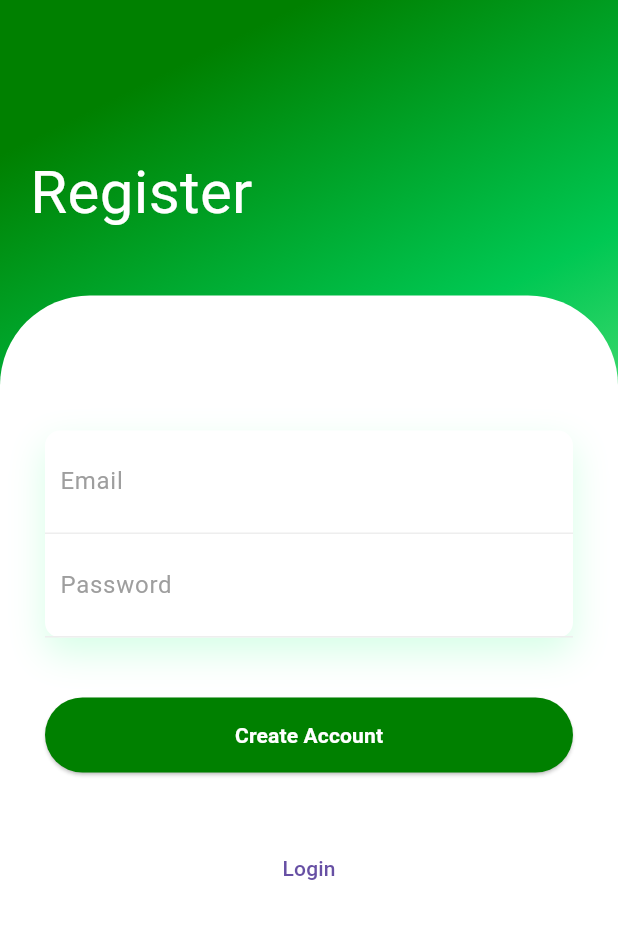
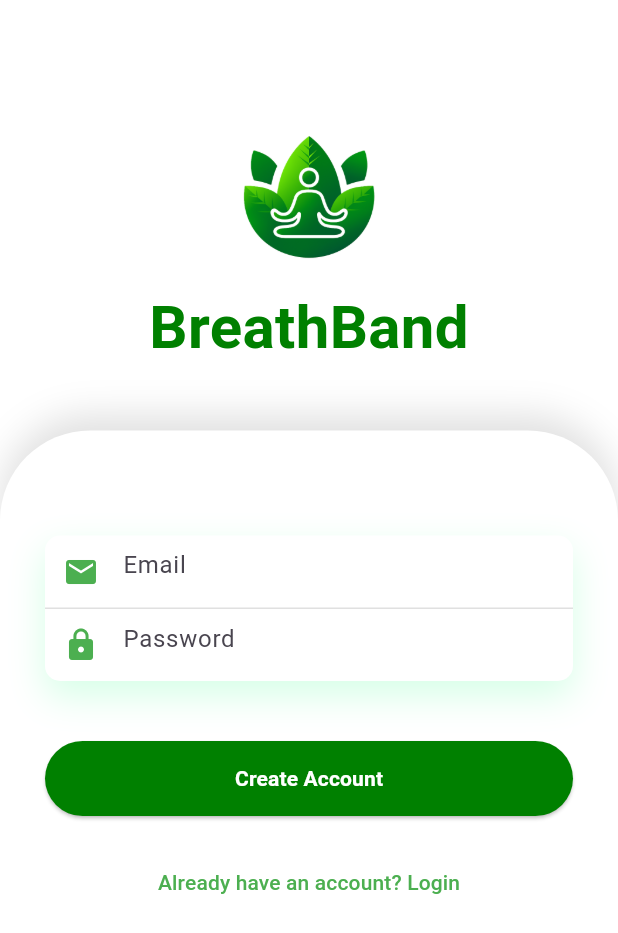
Before and after one commit to wrldottoDev/breathband_project, a Flutter app: the screen it shows after launch, after a tap on "Create account", on a phone screen of 412 x 824 dp. Shown: the top 933 px of the screen. Run offline on Flutter 3.47's test engine with Material 3 defaults, Android fonts, the phone set to English and light mode, and no system bars; our stand-ins replace animate_do, firebase_auth, firebase_core; accounts and stored records are empty; network calls fail.

Commit message:
Flutter login and register more aestethic idk

```diff
--- a/mobile/breathband_app/lib/main.dart
+++ b/mobile/breathband_app/lib/main.dart
@@ -1,5 +1,7 @@
+import 'package:breathband_app/pages/home_page.dart';
 import 'package:breathband_app/pages/login_page.dart';
 import 'package:breathband_app/pages/register_page.dart';
+import 'package:breathband_app/pages/splash_page.dart';
 import 'package:flutter/material.dart';
 import 'package:firebase_core/firebase_core.dart';
 
@@ -19,8 +21,9 @@ class MyApp extends StatelessWidget {
         primarySwatch: Colors.green,
         fontFamily: 'Roboto',
       ),
-      initialRoute: '/login',
+      initialRoute: '/splash',
       routes: {
+        '/splash': (context) => SplashPage(),
         '/login': (context) => LoginPage(),
         '/register': (context) => RegisterPage(),
         '/home': (context) => HomePage(), // Crea esta pantalla después
@@ -28,13 +31,3 @@ class MyApp extends StatelessWidget {
     );
   }
 }
-
-class HomePage extends StatelessWidget {
-  @override
-  Widget build(BuildContext context) {
-    return Scaffold(
-      appBar: AppBar(title: Text("Home")),
-      body: Center(child: Text("Welcome to Home!")),
-    );
-  }
-}
--- a/mobile/breathband_app/lib/pages/login_page.dart
+++ b/mobile/breathband_app/lib/pages/login_page.dart
@@ -1,8 +1,8 @@
-import 'package:breathband_app/pages/register_page.dart';
 import 'package:flutter/material.dart';
 import 'package:firebase_auth/firebase_auth.dart';
 import 'package:animate_do/animate_do.dart';
 import 'package:breathband_app/animated_routes.dart';
+import 'package:breathband_app/pages/register_page.dart';
 
 class LoginPage extends StatefulWidget {
   @override
@@ -34,10 +34,12 @@ class _LoginPageState extends State<LoginPage> {
 
   @override
   Widget build(BuildContext context) {
-
-
-    return Scaffold (
-      body: Container(
+    final bottomInset = MediaQuery.of(context).viewInsets.bottom;
+    return Scaffold(
+      resizeToAvoidBottomInset: true,
+      body: SingleChildScrollView(
+        physics: ClampingScrollPhysics(),
+        child: Container(
           width: double.infinity,
           decoration: BoxDecoration(
             gradient: LinearGradient(
@@ -45,68 +47,52 @@ class _LoginPageState extends State<LoginPage> {
               colors: [
                 const Color.fromARGB(255, 0, 128, 0),
                 const Color.fromARGB(255, 0, 200, 83),
-              const Color.fromARGB(255, 144, 238, 144)
-            ]
-          )
-        ),
-
-
-        child: Column (
-          crossAxisAlignment: CrossAxisAlignment.start,
-          children: <Widget> [
-            SizedBox(height: 80,),
-            Padding(
-              padding: EdgeInsets.all(20),
-              child: Column (
-                crossAxisAlignment: CrossAxisAlignment.start,
-                children: <Widget> [
-                  FadeInUp(
-                    duration: Duration(milliseconds: 1000),
-                    child: Text(
-                      "Login",
-                      style: TextStyle(
-                        color: Colors.white,
-                        fontSize: 40
-                      ),
-                    )
-                  ),
-                  SizedBox(
-                    height: 10,
-                  ),
-                  FadeInUp(
-                    duration: Duration(milliseconds: 1300),
-                    child: Text(
-                      "Welcome back!",
-                      style: TextStyle(
-                        color: Colors.white,
-                        fontSize: 18
-                      ),
-                    )
-                  ),
+                const Color.fromARGB(255, 144, 238, 144),
               ],
             ),
           ),
-
-
-            SizedBox(
-              height: 20,
+          child: Column(
+            children: [
+              SizedBox(height: 80),
+              FadeInUp(
+                duration: Duration(milliseconds: 1000),
+                child: Center(
+                  child: Image.asset(
+                    'assets/logo_blanco_transparente.png',
+                    height: 100,
+                    width: 100,
                   ),
-            Expanded(
-              child: Container(
+                ),
+              ),
+              SizedBox(height: 10),
+              FadeInUp(
+                duration: Duration(milliseconds: 1200),
+                child: Center(
+                  child: Text(
+                    "BreathBand",
+                    style: TextStyle(
+                      color: Colors.white,
+                      fontSize: 40,
+                      fontWeight: FontWeight.bold,
+                    ),
+                  ),
+                ),
+              ),
+              SizedBox(height: 20),
+              Container(
+                margin: EdgeInsets.only(top: 20),
                 decoration: BoxDecoration(
                   color: Colors.white,
                   borderRadius: BorderRadius.only(
                     topLeft: Radius.circular(60),
-                    topRight: Radius.circular(60)
-                  )
+                    topRight: Radius.circular(60),
+                  ),
                 ),
                 child: Padding(
                   padding: EdgeInsets.all(30),
                   child: Column(
-                    children: <Widget> [
-                      SizedBox(
-                        height: 60,
-                      ),
+                    children: [
+                      SizedBox(height: 40),
                       FadeInUp(
                         duration: Duration(milliseconds: 1400),
                         child: Container(
@@ -117,56 +103,35 @@ class _LoginPageState extends State<LoginPage> {
                               BoxShadow(
                                 color: Color.fromARGB(255, 214, 255, 231),
                                 blurRadius: 20,
-                                offset: Offset(0, 10)
+                                offset: Offset(0, 10),
                               )
-                            ]
+                            ],
                           ),
                           child: Column(
-                            children: <Widget> [
-                              Container(
-                                padding: EdgeInsets.all(10),
-                                decoration: BoxDecoration(
-                                  border: Border(
-                                    bottom: BorderSide(
-                                      color: Colors.grey.shade200
-                                    )
+                            children: [
+                              TextField(
+                                controller: _emailController,
+                                decoration: InputDecoration(
+                                  hintText: "Email",
+                                  prefixIcon: Icon(Icons.email, color: Colors.green),
+                                  border: InputBorder.none,
                                 ),
                               ),
-                                child: TextField(
-                                  controller: _emailController,
-                                  decoration: InputDecoration(
-                                    hintText: "Email or Phone number",
-                                    hintStyle: TextStyle(color: Colors.grey),
-                                    border: InputBorder.none
-                                  )
-                                )
-                              ),
-                              Container(
-                                padding: EdgeInsets.all(10),
-                                decoration: BoxDecoration(
-                                  border: Border(
-                                    bottom: BorderSide(
-                                      color: Colors.grey.shade200
-                                    )
-                                  )
-                                ),
-                                child: TextField(
+                              Divider(height: 1, color: Colors.grey.shade300),
+                              TextField(
                                 obscureText: true,
                                 controller: _passwordController,
                                 decoration: InputDecoration(
                                   hintText: "Password",
-                                    hintStyle: TextStyle(color: Colors.grey),
-                                    border: InputBorder.none
-                                  )
-                                )
-                              )
+                                  prefixIcon: Icon(Icons.lock, color: Colors.green),
+                                  border: InputBorder.none,
+                                ),
+                              ),
                             ],
                           ),
-                        )
                         ),
-                      SizedBox(
-                        height: 40,
                       ),
+                      SizedBox(height: 40),
                       FadeInUp(
                         duration: Duration(milliseconds: 1600),
                         child: ElevatedButton(
@@ -182,10 +147,14 @@ class _LoginPageState extends State<LoginPage> {
                               ? CircularProgressIndicator(color: Colors.white)
                               : Text(
                                   "Login",
-                                  style: TextStyle(color: Colors.white, fontWeight: FontWeight.bold),
+                                  style: TextStyle(
+                                    color: Colors.white,
+                                    fontWeight: FontWeight.bold,
                                   ),
                                 ),
                         ),
+                      ),
+                      SizedBox(height: 20),
                       FadeInUp(
                         duration: Duration(milliseconds: 1700),
                         child: TextButton(
@@ -195,34 +164,21 @@ class _LoginPageState extends State<LoginPage> {
                               slideUpKeyboardRoute(RegisterPage()),
                             );
                           },
-                        child: Text("Create account"),
+                          child: Text(
+                            "Create account",
+                            style: TextStyle(color: Colors.green),
                           ),
                         ),
-                      SizedBox(
-                        height: 20,
-                      ),
-                      SizedBox(
-                        height: 30,
                       ),
                     ],
                   ),
-                )
-              )
                 ),
+              ),
+              SizedBox(height: bottomInset),
             ],
           ),
-      )
+        ),
+      ),
     );
   }
 }
-
-/* ElevatedButton(
-              onPressed: _login,
-              child: Text('Login'),
-            ),
-            TextButton(
-              onPressed: () {
-                Navigator.pushNamed(context, '/register');
-              },
-              child: Text('Create account'),
-            ) */
--- a/mobile/breathband_app/lib/pages/register_page.dart
+++ b/mobile/breathband_app/lib/pages/register_page.dart
@@ -1,8 +1,8 @@
-import 'package:breathband_app/pages/login_page.dart';
 import 'package:flutter/material.dart';
 import 'package:firebase_auth/firebase_auth.dart';
 import 'package:animate_do/animate_do.dart';
 import 'package:breathband_app/animated_routes.dart';
+import 'package:breathband_app/pages/login_page.dart';
 
 class RegisterPage extends StatefulWidget {
   @override
@@ -34,53 +34,68 @@ class _RegisterPageState extends State<RegisterPage> {
 
   @override
   Widget build(BuildContext context) {
+    final bottomInset = MediaQuery.of(context).viewInsets.bottom;
     return Scaffold(
-      body: Container(
+      resizeToAvoidBottomInset: true,
+      body: SingleChildScrollView(
+        physics: ClampingScrollPhysics(),
+        child: Container(
           width: double.infinity,
           decoration: BoxDecoration(
             gradient: LinearGradient(
               begin: Alignment.topCenter,
-            colors: [
-              const Color.fromARGB(255, 0, 128, 0),
-              const Color.fromARGB(255, 0, 200, 83),
-              const Color.fromARGB(255, 144, 238, 144)
-            ],
+              colors: [Colors.white, Colors.white, Colors.white],
             ),
           ),
           child: Column(
-          crossAxisAlignment: CrossAxisAlignment.start,
-          children: <Widget>[
+            children: [
               SizedBox(height: 80),
-            Padding(
-              padding: EdgeInsets.all(20),
-              child: Column(
-                crossAxisAlignment: CrossAxisAlignment.start,
-                children: <Widget>[
               FadeInUp(
                 duration: Duration(milliseconds: 1000),
-                    child: Text(
-                      "Register",
-                      style: TextStyle(color: Colors.white, fontSize: 40),
+                child: Center(
+                  child: Image.asset(
+                    'assets/image-logo.png',
+                    height: 100,
+                    width: 100,
                   ),
                 ),
-                ],
+              ),
+              SizedBox(height: 10),
+              FadeInUp(
+                duration: Duration(milliseconds: 1200),
+                child: Center(
+                  child: Text(
+                    "BreathBand",
+                    style: TextStyle(
+                      color: Color.fromARGB(255, 0, 128, 0),
+                      fontSize: 40,
+                      fontWeight: FontWeight.bold,
+                    ),
+                  ),
                 ),
               ),
               SizedBox(height: 20),
-            Expanded(
-              child: Container(
+              Container(
+                margin: EdgeInsets.only(top: 20),
                 decoration: BoxDecoration(
                   color: Colors.white,
                   borderRadius: BorderRadius.only(
                     topLeft: Radius.circular(60),
                     topRight: Radius.circular(60),
                   ),
+                  boxShadow: [
+                    BoxShadow(
+                      color: Colors.black12,
+                      blurRadius: 20,
+                      offset: Offset(0, -10),
+                    ),
+                  ],
                 ),
                 child: Padding(
                   padding: EdgeInsets.all(30),
                   child: Column(
-                    children: <Widget>[
-                      SizedBox(height: 60),
+                    children: [
+                      SizedBox(height: 40),
                       FadeInUp(
                         duration: Duration(milliseconds: 1400),
                         child: Container(
@@ -92,42 +107,27 @@ class _RegisterPageState extends State<RegisterPage> {
                                 color: Color.fromARGB(255, 214, 255, 231),
                                 blurRadius: 20,
                                 offset: Offset(0, 10),
-                              )
+                              ),
                             ],
                           ),
                           child: Column(
-                            children: <Widget>[
-                              Container(
-                                padding: EdgeInsets.all(10),
-                                decoration: BoxDecoration(
-                                  border: Border(
-                                    bottom: BorderSide(color: Colors.grey.shade200),
-                                  ),
-                                ),
-                                child: TextField(
+                            children: [
+                              TextField(
                                 controller: _emailController,
                                 decoration: InputDecoration(
                                   hintText: "Email",
-                                    hintStyle: TextStyle(color: Colors.grey),
+                                  prefixIcon: Icon(Icons.email, color: Colors.green),
                                   border: InputBorder.none,
                                 ),
                               ),
-                              ),
-                              Container(
-                                padding: EdgeInsets.all(10),
-                                decoration: BoxDecoration(
-                                  border: Border(
-                                    bottom: BorderSide(color: Colors.grey.shade200),
-                                  ),
-                                ),
-                                child: TextField(
+                              Divider(height: 1, color: Colors.grey.shade300),
+                              TextField(
                                 obscureText: true,
                                 controller: _passwordController,
                                 decoration: InputDecoration(
                                   hintText: "Password",
-                                    hintStyle: TextStyle(color: Colors.grey),
+                                  prefixIcon: Icon(Icons.lock, color: Colors.green),
                                   border: InputBorder.none,
-                                  ),
                                 ),
                               ),
                             ],
@@ -152,29 +152,34 @@ class _RegisterPageState extends State<RegisterPage> {
                                   "Create Account",
                                   style: TextStyle(
                                     color: Colors.white,
-                                      fontWeight: FontWeight.bold),
+                                    fontWeight: FontWeight.bold,
                                   ),
                                 ),
                         ),
-                      SizedBox(height: 40),
+                      ),
+                      SizedBox(height: 20),
                       FadeInUp(
                         duration: Duration(milliseconds: 1700),
                         child: TextButton(
                           onPressed: () {
                             Navigator.push(
                               context,
-                            slideUpRoute(LoginPage()),
+                              slideUpKeyboardRoute(LoginPage()),
                             );
                           },
-                        child: Text("Login"),
+                          child: Text(
+                            "Already have an account? Login",
+                            style: TextStyle(color: Colors.green),
+                          ),
                         ),
                       ),
                     ],
                   ),
                 ),
               ),
+              SizedBox(height: bottomInset)
+            ],
           ),
-          ],
         ),
       ),
     );
--- /dev/null
+++ b/mobile/breathband_app/lib/pages/splash_page.dart
@@ -0,0 +1,88 @@
+import 'package:flutter/material.dart';
+
+class SplashPage extends StatefulWidget {
+  @override
+  _SplashPageState createState() => _SplashPageState();
+}
+
+class _SplashPageState extends State<SplashPage>
+    with SingleTickerProviderStateMixin {
+  late AnimationController _controller;
+
+  @override
+  void initState() {
+    super.initState();
+    _controller = AnimationController(
+      vsync: this,
+      duration: Duration(seconds: 1),
+    );
+    _controller.forward(); // Inicia la animación
+
+    // Navega después de 2 segundos
+    Future.delayed(Duration(seconds: 3), () {
+      Navigator.of(context).pushReplacementNamed('/login');
+    });
+  }
+
+  @override
+  void dispose() {
+    _controller.dispose();
+    super.dispose();
+  }
+
+  @override
+  Widget build(BuildContext context) {
+    return Scaffold(
+      body: Container(
+        decoration: BoxDecoration(
+          gradient: LinearGradient(
+            colors: [
+              Color(0xFF006400),
+              Color(0xFF00C853),
+              Color(0xFF90EE90),
+            ],
+            begin: Alignment.topCenter,
+            end: Alignment.bottomCenter,
+          ),
+        ),
+        child: Center(
+          child: Column(
+            mainAxisAlignment: MainAxisAlignment.center,
+            children: [
+              Image.asset(
+                'assets/logo_blanco_transparente.png',
+                width: 120,
+                height: 120,
+              ),
+              SizedBox(height: 20),
+              FadeTransition(
+                opacity: _controller,
+                child: Text(
+                  "BreathBand",
+                  style: TextStyle(
+                    color: Colors.white,
+                    fontSize: 36,
+                    fontWeight: FontWeight.bold,
+                    letterSpacing: 1.2,
+                  ),
+                ),
+              ),
+              SizedBox(height: 8),
+              FadeTransition(
+                opacity: _controller,
+                child: Text(
+                  "Tu ritmo, tu vida",
+                  style: TextStyle(
+                    color: Colors.white70,
+                    fontSize: 18,
+                    fontWeight: FontWeight.w300,
+                  ),
+                ),
+              ),
+            ],
+          ),
+        ),
+      ),
+    );
+  }
+}
--- a/mobile/breathband_app/lib/routes.dart
+++ /dev/null
@@ -1,16 +0,0 @@
-import 'package:flutter/material.dart';
-import 'package:breathband_app/pages/home_page.dart';
-import 'package:breathband_app/pages/login_page.dart';
-import 'package:breathband_app/pages/register_page.dart';
-
-class Routes {
-  static const login = '/login';
-  static const register = '/register';
-  static const home = '/home';
-
-  static final routes = <Route>[
-    MaterialPageRoute(builder: (context) => LoginPage()),
-    MaterialPageRoute(builder: (context) => RegisterPage()),
-    MaterialPageRoute(builder: (context) => HomePage()),
-  ];
-}
--- a/mobile/breathband_app/pubspec.yaml
+++ b/mobile/breathband_app/pubspec.yaml
@@ -57,7 +57,9 @@ dev_dependencies:
 
 # The following section is specific to Flutter packages.
 flutter:
-
+  assets:
+    - assets/image-logo.png
+    - assets/logo_blanco_transparente.png
   # The following line ensures that the Material Icons font is
   # included with your application, so that you can use the icons in
   # the material Icons class.
```
Also changed, not shown: mobile/breathband_app/assets/image-logo bg.png (added), mobile/breathband_app/assets/image-logo.png (added), mobile/breathband_app/assets/image-logo2.png (added), mobile/breathband_app/assets/logo_blanco_transparente.png (added). Lines whose indentation alone changed are shown as unchanged.
